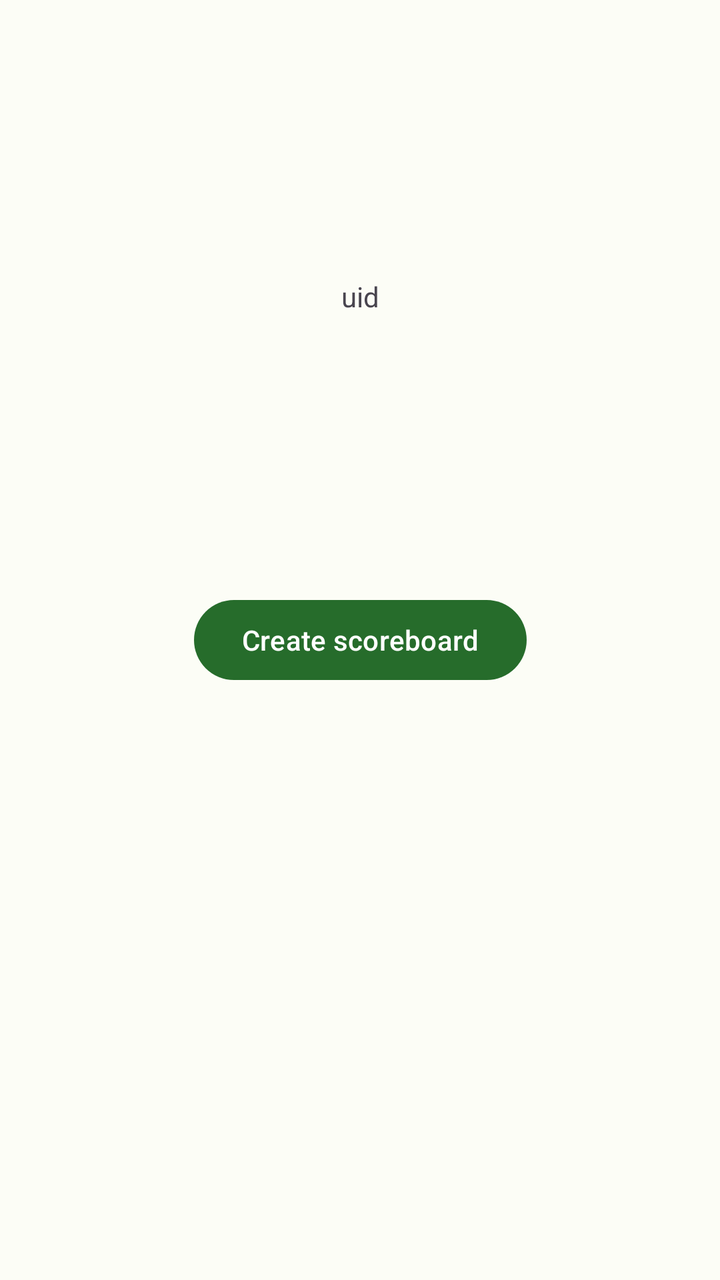
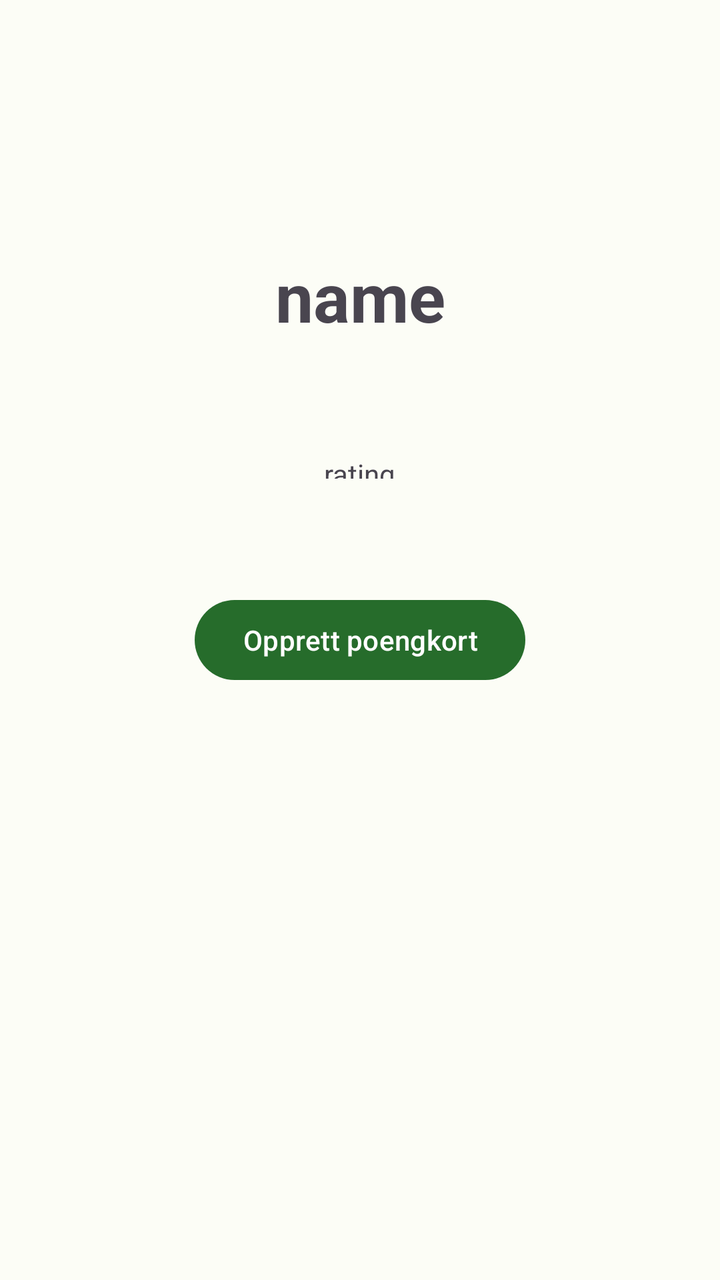

Before-and-after screenshots of an Android layout around one commit, followed by the original layout XML and the change that was made.
<!-- AndroidManifest.xml: application theme Theme.DiscgolfApp -->
<!-- res/layout/fragment_course_info.xml -->
<?xml version="1.0" encoding="utf-8"?>
<androidx.constraintlayout.widget.ConstraintLayout xmlns:android="http://schemas.android.com/apk/res/android"
    xmlns:app="http://schemas.android.com/apk/res-auto"
    xmlns:tools="http://schemas.android.com/tools"
    android:id="@+id/constraintLayout"
    android:layout_width="match_parent"
    android:layout_height="match_parent"
    tools:context=".CourseInfoFragment">

    

    <Button
        android:id="@+id/button"
        android:layout_width="wrap_content"
        android:layout_height="wrap_content"
        android:text="Create scoreboard"
        app:layout_constraintBottom_toBottomOf="parent"
        app:layout_constraintEnd_toEndOf="parent"
        app:layout_constraintStart_toStartOf="parent"
        app:layout_constraintTop_toTopOf="parent" />

    <TextView
        android:id="@+id/uidTextView"
        android:layout_width="wrap_content"
        android:layout_height="wrap_content"
        android:text="uid"
        app:layout_constraintBottom_toTopOf="@+id/button"
        app:layout_constraintEnd_toEndOf="parent"
        app:layout_constraintStart_toStartOf="parent"
        app:layout_constraintTop_toTopOf="parent" />

    <TextView
        android:id="@+id/textView"
        android:layout_width="wrap_content"
        android:layout_height="wrap_content"
        app:layout_constraintBottom_toTopOf="@+id/button"
        app:layout_constraintEnd_toEndOf="parent"
        app:layout_constraintStart_toStartOf="parent"
        app:layout_constraintTop_toBottomOf="@+id/uidTextView" />

</androidx.constraintlayout.widget.ConstraintLayout>
<!-- resources referenced by this layout -->
<resources>
  <style name="Theme.DiscgolfApp" parent="Theme.Material3.Light.NoActionBar">
          <item name="colorPrimary">@color/md_theme_light_primary</item>
          <item name="colorOnPrimary">@color/md_theme_light_onPrimary</item>
          <item name="colorPrimaryContainer">@color/md_theme_light_primaryContainer</item>
          <item name="colorOnPrimaryContainer">@color/md_theme_light_onPrimaryContainer</item>
          <item name="colorSecondary">@color/md_theme_light_secondary</item>
          <item name="colorOnSecondary">@color/md_theme_light_onSecondary</item>
          <item name="colorSecondaryContainer">@color/md_theme_light_secondaryContainer</item>
          <item name="colorOnSecondaryContainer">@color/md_theme_light_onSecondaryContainer</item>
          <item name="colorTertiary">@color/md_theme_light_tertiary</item>
          <item name="colorOnTertiary">@color/md_theme_light_onTertiary</item>
          <item name="colorTertiaryContainer">@color/md_theme_light_tertiaryContainer</item>
          <item name="colorOnTertiaryContainer">@color/md_theme_light_onTertiaryContainer</item>
          <item name="colorError">@color/md_theme_light_error</item>
          <item name="colorErrorContainer">@color/md_theme_light_errorContainer</item>
          <item name="colorOnError">@color/md_theme_light_onError</item>
          <item name="colorOnErrorContainer">@color/md_theme_light_onErrorContainer</item>
          <item name="android:colorBackground">@color/md_theme_light_background</item>
          <item name="colorOnBackground">@color/md_theme_light_onBackground</item>
          <item name="colorSurface">@color/md_theme_light_surface</item>
          <item name="colorOnSurface">@color/md_theme_light_onSurface</item>
          <item name="colorSurfaceVariant">@color/md_theme_light_surfaceVariant</item>
          <item name="colorOnSurfaceVariant">@color/md_theme_light_onSurfaceVariant</item>
          <item name="colorOutline">@color/md_theme_light_outline</item>
          <item name="colorOnSurfaceInverse">@color/md_theme_light_inverseOnSurface</item>
          <item name="colorSurfaceInverse">@color/md_theme_light_inverseSurface</item>
          <item name="colorPrimaryInverse">@color/md_theme_light_inversePrimary</item>
      </style>
  <color name="md_theme_light_primary">#266C2B</color>
  <color name="md_theme_light_onPrimary">#FFFFFF</color>
  <color name="md_theme_light_primaryContainer">#AAF5A4</color>
  <color name="md_theme_light_onPrimaryContainer">#002204</color>
  <color name="md_theme_light_secondary">#52634F</color>
  <color name="md_theme_light_onSecondary">#FFFFFF</color>
  <color name="md_theme_light_secondaryContainer">#D5E8CF</color>
  <color name="md_theme_light_onSecondaryContainer">#101F10</color>
  <color name="md_theme_light_tertiary">#38656A</color>
  <color name="md_theme_light_onTertiary">#FFFFFF</color>
  <color name="md_theme_light_tertiaryContainer">#BCEBF1</color>
  <color name="md_theme_light_onTertiaryContainer">#001F23</color>
  <color name="md_theme_light_error">#BA1A1A</color>
  <color name="md_theme_light_errorContainer">#FFDAD6</color>
  <color name="md_theme_light_onError">#FFFFFF</color>
  <color name="md_theme_light_onErrorContainer">#410002</color>
  <color name="md_theme_light_background">#FCFDF6</color>
  <color name="md_theme_light_onBackground">#1A1C19</color>
  <color name="md_theme_light_surface">#FCFDF6</color>
  <color name="md_theme_light_onSurface">#1A1C19</color>
  <color name="md_theme_light_surfaceVariant">#DEE5D8</color>
  <color name="md_theme_light_onSurfaceVariant">#424940</color>
  <color name="md_theme_light_outline">#72796F</color>
  <color name="md_theme_light_inverseOnSurface">#F0F1EB</color>
  <color name="md_theme_light_inverseSurface">#2F312D</color>
  <color name="md_theme_light_inversePrimary">#8FD88A</color>
</resources>

<!-- the commit's change to res/layout/fragment_course_info.xml (unified diff, before → after) -->
@@ -13,7 +13,7 @@
         android:id="@+id/button"
         android:layout_width="wrap_content"
         android:layout_height="wrap_content"
-        android:text="Create scoreboard"
+        android:text="@string/create_scorecard"
         app:layout_constraintBottom_toBottomOf="parent"
         app:layout_constraintEnd_toEndOf="parent"
         app:layout_constraintStart_toStartOf="parent"
@@ -23,7 +23,9 @@
         android:id="@+id/uidTextView"
         android:layout_width="wrap_content"
         android:layout_height="wrap_content"
-        android:text="uid"
+        android:text="name"
+        android:textSize="34sp"
+        android:textStyle="bold"
         app:layout_constraintBottom_toTopOf="@+id/button"
         app:layout_constraintEnd_toEndOf="parent"
         app:layout_constraintStart_toStartOf="parent"
@@ -32,7 +34,8 @@
     <TextView
         android:id="@+id/textView"
         android:layout_width="wrap_content"
-        android:layout_height="wrap_content"
+        android:layout_height="12dp"
+        android:text="rating"
         app:layout_constraintBottom_toTopOf="@+id/button"
         app:layout_constraintEnd_toEndOf="parent"
         app:layout_constraintStart_toStartOf="parent"
<!-- resource entries referenced after the edit -->
@@ -1,5 +1,6 @@
 <!-- resources referenced by this layout -->
 <resources>
+  <string name="create_scorecard">Opprett poengkort</string>
   <style name="Theme.DiscgolfApp" parent="Theme.Material3.Light.NoActionBar">
           <item name="colorPrimary">@color/md_theme_light_primary</item>
           <item name="colorOnPrimary">@color/md_theme_light_onPrimary</item>
